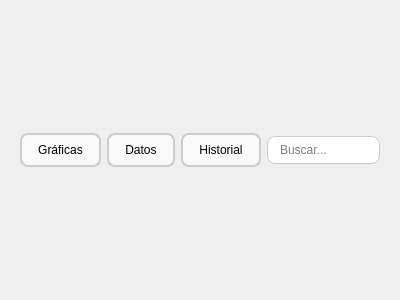
decinx1/Sistema-hidrop-nico-Monitoreado, file ui/botonesHead.ui: the form before one commit.
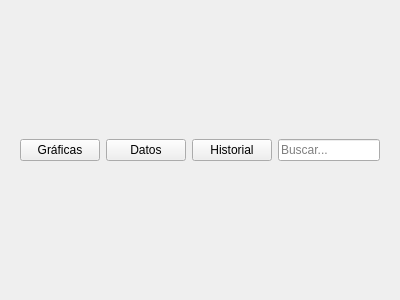
The form after the commit.

```diff
--- a/ui/botonesHead.ui
+++ b/ui/botonesHead.ui
@@ -15,27 +15,6 @@
   </property>
   <property name="styleSheet">
    <string notr="true">/* Header completo: botones + buscador */
-QPushButton {
-    padding: 8px 16px;
-    border: 2px solid #ccc;
-    border-radius: 8px;
-    background-color: #f9f9f9;
-}
-QPushButton:hover {
-    border: 2px solid #7db9e8;
-    background-color: #f1f1f1;
-}
-QPushButton:checked {
-    background-color: #4CAF50;
-    color: white;
-    border: 2px solid #4CAF50;
-}
-
-QLineEdit {
-    padding: 5px 10px;
-    border: 1px solid #ccc;
-    border-radius: 8px;
-}
 </string>
   </property>
   <layout class="QHBoxLayout" name="horizontalLayout_2">
```
